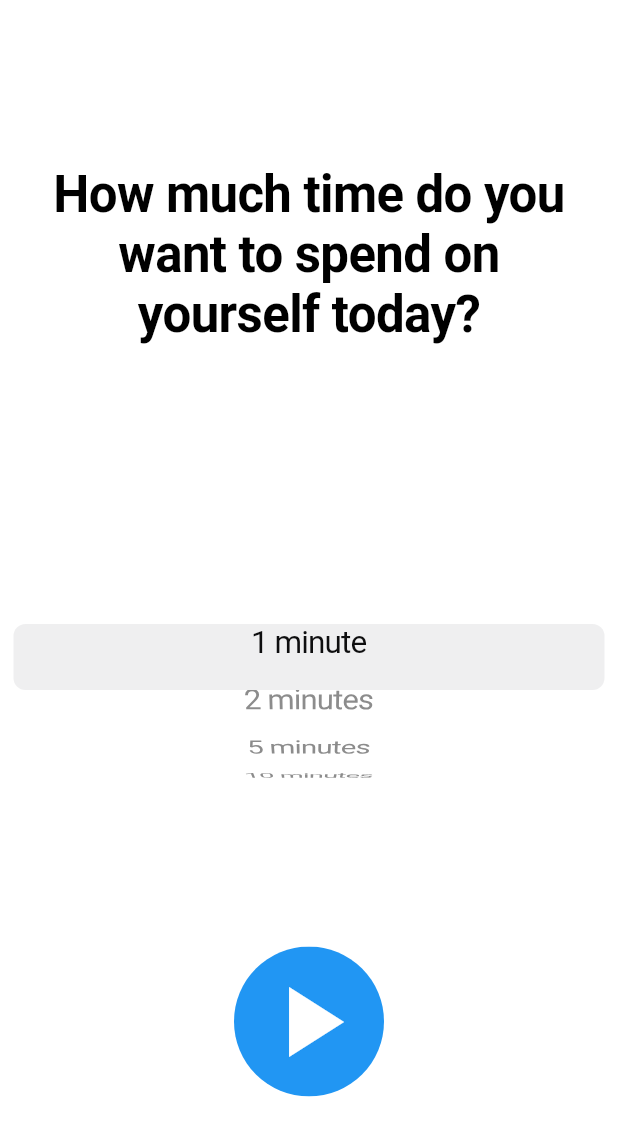
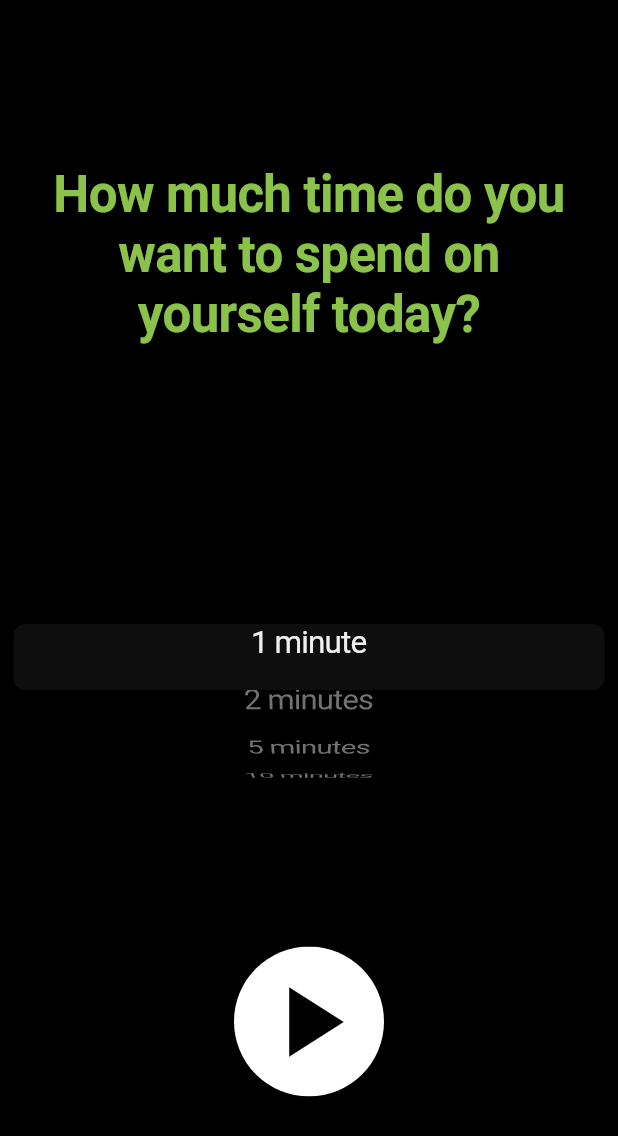
Before and after one commit to sventropy/spiramentum2, a Flutter app: the screen it shows after launch, on a phone screen of 412 x 824 dp. Shown: the top 1136 px of the screen. Run offline on Flutter 3.47's test engine with Material 2 defaults, Android fonts, the light colour scheme and no system bars; our stand-ins replace sprintf.

Commit message:
color switch

```diff
--- a/src/spiramentum2/lib/home.dart
+++ b/src/spiramentum2/lib/home.dart
@@ -51,7 +51,10 @@ class _MyHomePageState extends State<MyHomePage> with SingleTickerProviderStateM
     final titleText = Padding(
       padding: EdgeInsets.all(16),
       child: Text("How much time do you want to spend on yourself today?",
-        style: TextStyle(fontWeight: FontWeight.bold),
+        style: TextStyle(
+            fontWeight: FontWeight.bold,
+            color:Colors.lightGreen
+        ),
         textScaleFactor: 2,
         textAlign: TextAlign.center)
     );
@@ -61,15 +64,15 @@ class _MyHomePageState extends State<MyHomePage> with SingleTickerProviderStateM
         child: Container(
           height: 200,
           child: CupertinoPicker(
-            backgroundColor: Color.fromARGB(0, 0, 0, 0),
+            backgroundColor: Colors.transparent,
             children: <Widget>[
-              Text("1 minute"),
-              Text("2 minutes"),
-              Text("5 minutes"),
-              Text("10 minutes"),
-              Text("20 minutes"),
-              Text("30 minutes"),
-              Text("60 minutes"),
+              Text("1 minute", style: TextStyle(color: Colors.white)),
+              Text("2 minutes", style: TextStyle(color: Colors.white)),
+              Text("5 minutes", style: TextStyle(color: Colors.white)),
+              Text("10 minutes", style: TextStyle(color: Colors.white)),
+              Text("20 minutes", style: TextStyle(color: Colors.white)),
+              Text("30 minutes", style: TextStyle(color: Colors.white)),
+              Text("60 minutes", style: TextStyle(color: Colors.white)),
             ],
             itemExtent: 44.0,
             onSelectedItemChanged: (index) {
@@ -85,7 +88,10 @@ class _MyHomePageState extends State<MyHomePage> with SingleTickerProviderStateM
       child: Center(
         child: Text(
           _timerText,
-          style: TextStyle(fontWeight: FontWeight.bold, fontSize: 64.0),
+          style: TextStyle(
+              fontWeight: FontWeight.bold,
+              fontSize: 64.0,
+              color: Colors.white),
           textAlign: TextAlign.center,
         ),
       ),
@@ -93,15 +99,15 @@ class _MyHomePageState extends State<MyHomePage> with SingleTickerProviderStateM
 
     final startStopButton = ClipOval(
       child: Material(
-        color: Colors.blue, // button color
+        color: Colors.white, // button color
         child: InkWell(
-          splashColor: Colors.red, // inkwell color
+          splashColor: Colors.lightGreen, // inkwell color
           child: SizedBox(
             height: 100,
             width: 100,
             child: Icon(
                 _isTimerRunning ? Icons.cancel : Icons.play_arrow,
-                color: Colors.white, size: 80),
+                color: Colors.black, size: 80),
           ),
           onTap: () {
             if (_isTimerRunning) {
@@ -121,6 +127,7 @@ class _MyHomePageState extends State<MyHomePage> with SingleTickerProviderStateM
     );
 
     return CupertinoPageScaffold(
+      backgroundColor: Colors.black,
       child: Center(
         child: Column(
           mainAxisAlignment: MainAxisAlignment.center,
```
